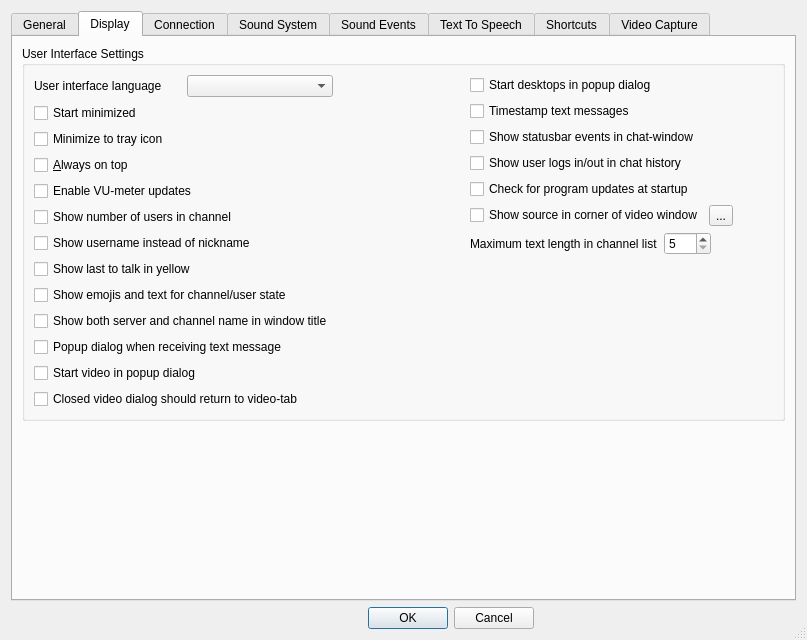
First picture: the form in Client/qtTeamTalk/preferences.ui, repository BearWare/TeamTalk5, before the edit.
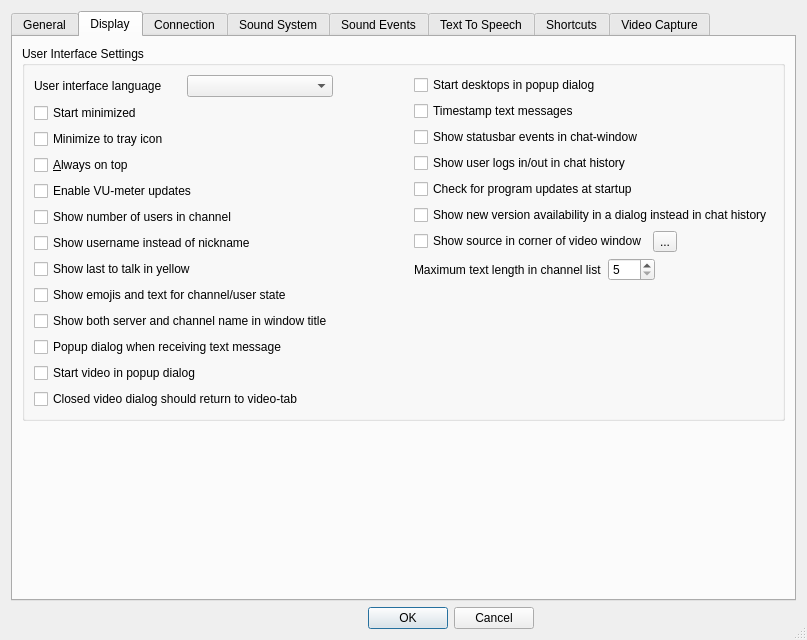
Second picture: the form after the edit. The open tabs and pages were chosen to show the change. Icons and pictures are not drawn. Custom widgets are drawn as their Qt base class.

Commit message: QT - Option to display update availability in a dialog instead of chat history

What changed in the file:
```diff
--- a/Client/qtTeamTalk/preferences.ui
+++ b/Client/qtTeamTalk/preferences.ui
@@ -483,6 +483,13 @@
               </property>
              </widget>
             </item>
+            <item>
+             <widget class="QCheckBox" name="updatesDlgChkBox">
+              <property name="text">
+               <string>Show new version availability in a dialog instead in chat history</string>
+              </property>
+             </widget>
+            </item>
             <item>
              <layout class="QHBoxLayout" name="horizontalLayout_15">
               <property name="spacing">
```
The commit also changes 5 other files.
